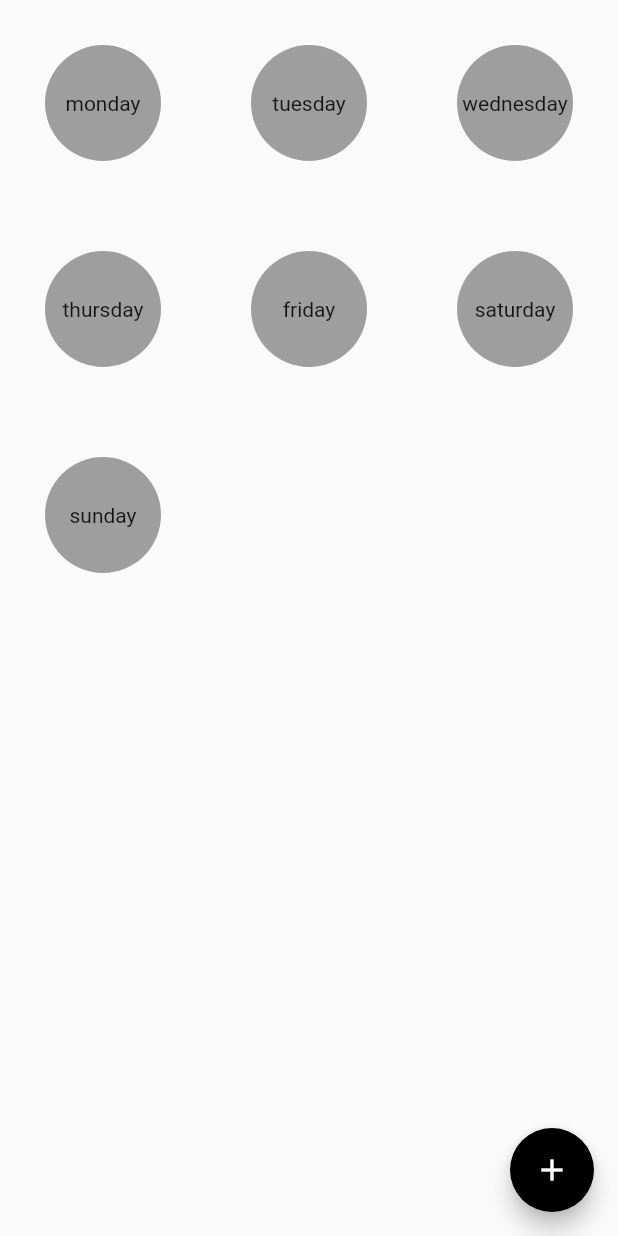
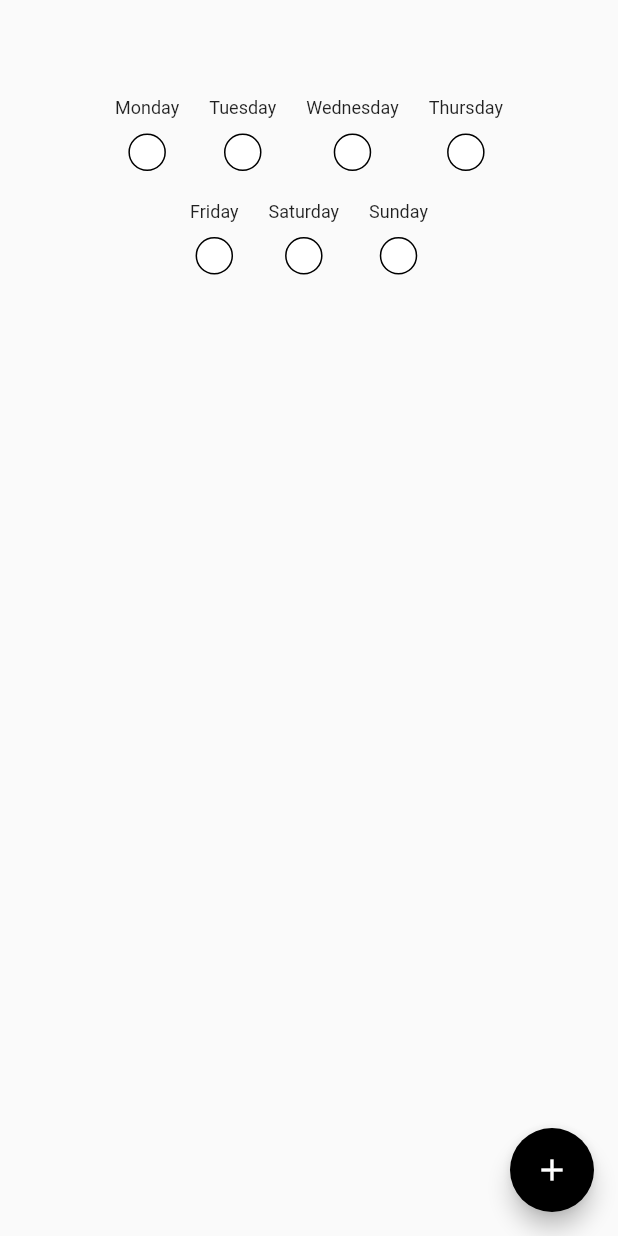
Before and after one commit to theiskaa/Visual-Time, a Flutter app: the screen it shows after launch, on a phone screen of 412 x 824 dp. Run offline on Flutter 3.47's test engine with Material 2 defaults, Android fonts, the light colour scheme and no system bars; our stand-ins replace hive, hive_flutter, logger; accounts and stored records are empty.

Commit message:
Add week view

```diff
--- a/lib/view/create.dart
+++ b/lib/view/create.dart
@@ -96,7 +96,7 @@ class CreateTaskPageState extends State<CreateTaskPage> {
         mainAxisSize: MainAxisSize.min,
         children: [
           Text(
-            rightDayNameGenerator(i),
+            ViewUtils().rightDayNameGenerator(i),
             style: const TextStyle(fontSize: 11),
           ),
           Checkbox(
@@ -110,20 +110,6 @@ class CreateTaskPageState extends State<CreateTaskPage> {
         ],
       ),
     );
-  }
-
-  // Generates right name for checkbox by checkbox index.
-  String rightDayNameGenerator(int index) {
-    var values = {
-      0: 'Monday',
-      1: 'Tuesday',
-      2: 'Wednesday',
-      3: 'Thursday',
-      4: 'Friday',
-      5: 'Saturday',
-      6: 'Sunday',
-    };
-    return values[index]!;
   }
 
   // Returns right value by gave checkbox index.
@@ -179,10 +165,9 @@ class CreateTaskPageState extends State<CreateTaskPage> {
     );
 
     for (var i in managableDaysIndexes!) {
-      localDbService.rightBoxByCheckBoxId(i).putAt(
-            0,
-            task.copyWith(uniquekey: localDbService.rightTaskKeyCheckBoxId(i)),
-          );
+      localDbService.rightBoxByCheckBoxId(i).add(task.copyWith(
+            uniquekey: localDbService.rightTaskKeyCheckBoxId(i),
+          ));
     }
   }
 }
--- a/lib/view/home.dart
+++ b/lib/view/home.dart
@@ -1,12 +1,14 @@
 import 'package:flutter/foundation.dart';
 import 'package:flutter/material.dart';
-import 'package:hive/hive.dart';
 import 'package:vtime/core/model/day.dart';
-import 'package:vtime/core/model/task.dart';
 import 'package:vtime/core/services/local_db_service.dart';
 import 'package:vtime/view/create.dart';
 import 'package:hive_flutter/hive_flutter.dart';
 import 'package:vtime/view/day_view.dart';
+import 'package:vtime/view/widgets/mini_day_card.dart';
+
+import 'widgets/appbars.dart';
+import 'widgets/utils.dart';
 
 class Home extends StatefulWidget {
   const Home({Key? key}) : super(key: key);
@@ -34,63 +36,12 @@ class _HomeState extends State<Home> {
   @override
   Widget build(BuildContext context) {
     return Scaffold(
+      appBar: const TransparentAppBar(disableLeading: true),
       body: SingleChildScrollView(
         child: Column(
+          mainAxisAlignment: MainAxisAlignment.center,
           children: [
-            ValueListenableBuilder<Box<Task>>(
-              valueListenable: todaysBox,
-              builder: (context, box, _) {
-                final tasks = box.values.toList().cast<Task>();
-                return ListView(
-                  shrinkWrap: true,
-                  physics: const NeverScrollableScrollPhysics(),
-                  children: tasks
-                      .map(
-                        (e) => Card(
-                          child: ListTile(
-                            title: Text(e.title!),
-                            subtitle: Text(e.description!),
-                            trailing: IconButton(
-                              icon: const Icon(Icons.delete),
-                              onPressed: () {
-                                box.delete(e.key);
-                              },
-                            ),
-                          ),
-                        ),
-                      )
-                      .toList(),
-                );
-              },
-            ),
-            GridView.count(
-              crossAxisCount: 3,
-              shrinkWrap: true,
-              physics: const NeverScrollableScrollPhysics(),
-              children: weekDays
-                  .map(
-                    (e) => GestureDetector(
-                      onTap: () => Navigator.push(
-                        context,
-                        MaterialPageRoute(
-                          builder: (context) => DayView(
-                            day: e,
-                            dayBox: localDbService.rightListenableValue(e),
-                          ),
-                        ),
-                      ),
-                      child: Container(
-                        margin: const EdgeInsets.all(30),
-                        decoration: const BoxDecoration(
-                          shape: BoxShape.circle,
-                          color: Colors.grey,
-                        ),
-                        child: Center(child: Text(e.name!)),
-                      ),
-                    ),
-                  )
-                  .toList(),
-            )
+            WeekView(weeks: weekDays),
           ],
         ),
       ),
@@ -106,3 +57,48 @@ class _HomeState extends State<Home> {
     );
   }
 }
+
+class WeekView extends StatelessWidget {
+  final List<Day>? weeks;
+  const WeekView({Key? key, this.weeks}) : super(key: key);
+
+  @override
+  Widget build(BuildContext context) {
+    return Center(
+      child: Column(
+        children: [
+          Wrap(
+            children: [
+              for (var i = 0; i < 4; i++)
+                MiniDayChart(
+                  title: ViewUtils().rightDayNameGenerator(i),
+                  onTap: () => openNewDay(i, context),
+                ),
+            ],
+          ),
+          Wrap(
+            children: [
+              for (var i = 4; i < 7; i++)
+                MiniDayChart(
+                  title: ViewUtils().rightDayNameGenerator(i),
+                  onTap: () => openNewDay(i, context),
+                )
+            ],
+          ),
+        ],
+      ),
+    );
+  }
+
+  void openNewDay(int i, BuildContext context) {
+    Navigator.push(
+      context,
+      MaterialPageRoute(
+        builder: (context) => DayView(
+          day: weeks![i],
+          dayBox: LocalDBService().rightListenableValue(weeks![i]),
+        ),
+      ),
+    );
+  }
+}
--- a/lib/view/widgets/appbars.dart
+++ b/lib/view/widgets/appbars.dart
@@ -1,17 +1,21 @@
 import 'package:flutter/material.dart';
 
 class TransparentAppBar extends StatelessWidget with PreferredSizeWidget {
-  const TransparentAppBar({Key? key}) : super(key: key);
+  final bool disableLeading;
+  const TransparentAppBar({Key? key, this.disableLeading = false})
+      : super(key: key);
 
   @override
   Widget build(BuildContext context) {
     return AppBar(
       elevation: 0,
       backgroundColor: Colors.transparent,
-      leading: IconButton(
-        icon: const Icon(Icons.arrow_back_ios, color: Colors.black),
-        onPressed: () => Navigator.pop(context),
-      ),
+      leading: disableLeading
+          ? const SizedBox.shrink()
+          : IconButton(
+              icon: const Icon(Icons.arrow_back_ios, color: Colors.black),
+              onPressed: () => Navigator.pop(context),
+            ),
     );
   }
 
--- /dev/null
+++ b/lib/view/widgets/mini_day_card.dart
@@ -0,0 +1,45 @@
+import 'dart:ui';
+
+import 'package:flutter/material.dart';
+
+class MiniDayChart extends StatelessWidget {
+  final String title;
+  final Function? onTap;
+  final Color? circleColor;
+
+  const MiniDayChart({
+    Key? key,
+    required this.title,
+    required this.onTap,
+    this.circleColor = const Color(0xFFFFFFFF),
+  }) : super(key: key);
+
+  @override
+  Widget build(BuildContext context) {
+    return GestureDetector(
+      onTap: () => onTap!(),
+      child: Padding(
+        padding: const EdgeInsets.all(10),
+        child: Column(
+          mainAxisSize: MainAxisSize.min,
+          children: [
+            Text(
+              title,
+              style: const TextStyle(fontSize: 12),
+            ),
+            const SizedBox(height: 10),
+            Container(
+              height: 25,
+              width: 25,
+              decoration: BoxDecoration(
+                shape: BoxShape.circle,
+                color: circleColor,
+                border: Border.all(),
+              ),
+            ),
+          ],
+        ),
+      ),
+    );
+  }
+}
--- a/lib/view/widgets/utils.dart
+++ b/lib/view/widgets/utils.dart
@@ -1,7 +1,23 @@
 import 'package:flutter/material.dart';
 
 class ViewUtils {
-  InputDecoration? nonBorderInputDecoration({String? hint, }) {
+  // Generates right name by index.
+  String rightDayNameGenerator(int index) {
+    var values = {
+      0: 'Monday',
+      1: 'Tuesday',
+      2: 'Wednesday',
+      3: 'Thursday',
+      4: 'Friday',
+      5: 'Saturday',
+      6: 'Sunday',
+    };
+    return values[index]!;
+  }
+
+  InputDecoration? nonBorderInputDecoration({
+    String? hint,
+  }) {
     return InputDecoration(
       hintText: hint,
       border: InputBorder.none,
```
Also changed, not shown: 1 other file.
